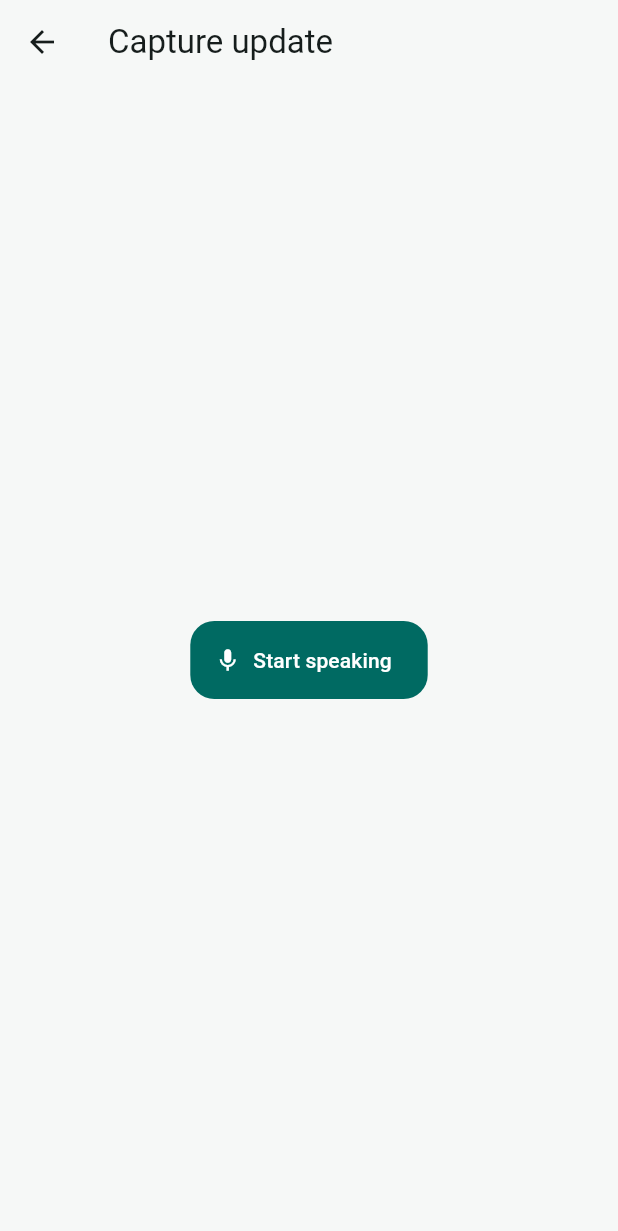
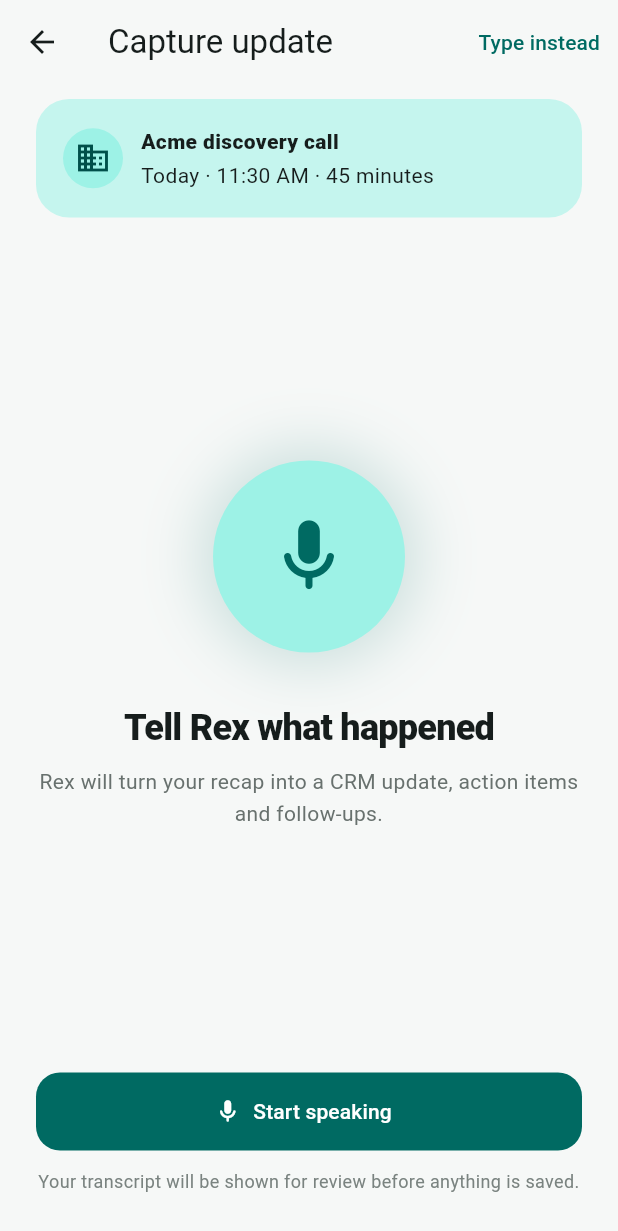
Before and after one commit to savinpadencherry/Focuschainlabs_mobile, a Flutter app: the CaptureView screen opened directly, on a phone screen of 412 x 824 dp. Shown: the top 1231 px of the screen. Run offline on Flutter 3.47's test engine with Material 3 defaults, Android fonts, the phone set to English and light mode, and no system bars; our stand-ins replace bloc, equatable, flutter_bloc, get_it.

Commit message:
feat: redesign voice capture experience

```diff
--- a/lib/views/capture/capture_view.dart
+++ b/lib/views/capture/capture_view.dart
@@ -12,13 +12,100 @@ class _CaptureViewState extends State<CaptureView> {
 
   @override
   Widget build(BuildContext context) {
+    final ColorScheme colors = Theme.of(context).colorScheme;
+
     return Scaffold(
-      appBar: AppBar(title: const Text('Capture update')),
-      body: Center(
-        child: FilledButton.icon(
-          onPressed: () => setState(() => _recording = !_recording),
-          icon: Icon(_recording ? Icons.stop : Icons.mic),
-          label: Text(_recording ? 'Stop' : 'Start speaking'),
+      appBar: AppBar(
+        title: const Text('Capture update'),
+        actions: <Widget>[
+          TextButton(onPressed: () {}, child: const Text('Type instead')),
+        ],
+      ),
+      body: SafeArea(
+        child: Padding(
+          padding: const EdgeInsets.fromLTRB(24, 10, 24, 28),
+          child: Column(
+            children: <Widget>[
+              Container(
+                width: double.infinity,
+                padding: const EdgeInsets.all(18),
+                decoration: BoxDecoration(
+                  color: colors.primaryContainer.withOpacity(0.55),
+                  borderRadius: BorderRadius.circular(22),
+                ),
+                child: const Row(
+                  children: <Widget>[
+                    CircleAvatar(child: Icon(Icons.business_outlined)),
+                    SizedBox(width: 12),
+                    Expanded(
+                      child: Column(
+                        crossAxisAlignment: CrossAxisAlignment.start,
+                        children: <Widget>[
+                          Text('Acme discovery call', style: TextStyle(fontWeight: FontWeight.w800)),
+                          SizedBox(height: 3),
+                          Text('Today · 11:30 AM · 45 minutes'),
+                        ],
+                      ),
+                    ),
+                  ],
+                ),
+              ),
+              const Spacer(),
+              AnimatedContainer(
+                duration: const Duration(milliseconds: 250),
+                width: _recording ? 148 : 128,
+                height: _recording ? 148 : 128,
+                decoration: BoxDecoration(
+                  shape: BoxShape.circle,
+                  color: _recording ? colors.errorContainer : colors.primaryContainer,
+                  boxShadow: <BoxShadow>[
+                    BoxShadow(
+                      color: (_recording ? colors.error : colors.primary).withOpacity(0.18),
+                      blurRadius: 34,
+                      spreadRadius: 8,
+                    ),
+                  ],
+                ),
+                child: Icon(
+                  _recording ? Icons.graphic_eq_rounded : Icons.mic_rounded,
+                  size: 58,
+                  color: _recording ? colors.error : colors.primary,
+                ),
+              ),
+              const SizedBox(height: 34),
+              Text(
+                _recording ? 'Listening…' : 'Tell Rex what happened',
+                style: Theme.of(context).textTheme.headlineSmall?.copyWith(
+                      fontWeight: FontWeight.w800,
+                      letterSpacing: -0.5,
+                    ),
+                textAlign: TextAlign.center,
+              ),
+              const SizedBox(height: 10),
+              Text(
+                _recording
+                    ? 'Speak naturally. You can pause whenever you need.'
+                    : 'Rex will turn your recap into a CRM update, action items and follow-ups.',
+                style: const TextStyle(height: 1.5, color: Color(0xFF68716E)),
+                textAlign: TextAlign.center,
+              ),
+              const Spacer(),
+              SizedBox(
+                width: double.infinity,
+                child: FilledButton.icon(
+                  onPressed: () => setState(() => _recording = !_recording),
+                  icon: Icon(_recording ? Icons.stop_rounded : Icons.mic_rounded),
+                  label: Text(_recording ? 'Stop recording' : 'Start speaking'),
+                ),
+              ),
+              const SizedBox(height: 12),
+              const Text(
+                'Your transcript will be shown for review before anything is saved.',
+                style: TextStyle(fontSize: 12, color: Color(0xFF7A8380)),
+                textAlign: TextAlign.center,
+              ),
+            ],
+          ),
         ),
       ),
     );
```
